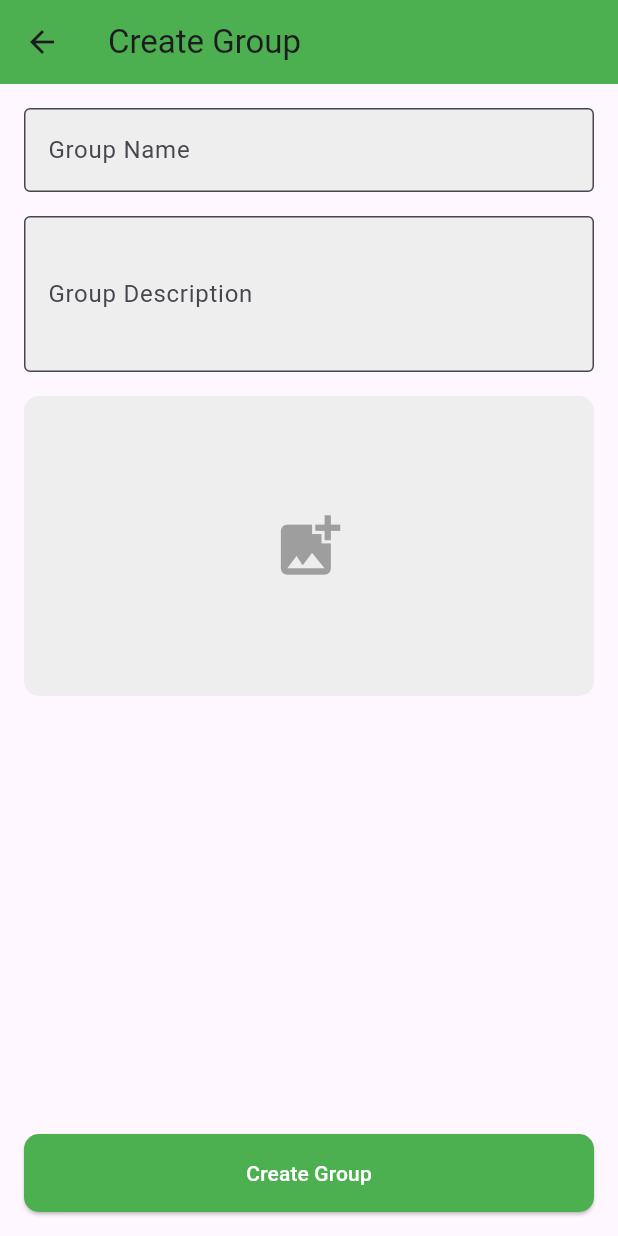
After one commit to tsuna614/se346_project, a Flutter app: the CreateGroupScreen screen opened directly, on a phone screen of 412 x 824 dp. The commit adds this screen. Run offline on Flutter 3.47's test engine with Material 3 defaults, Android fonts, the phone set to English and light mode, and no system bars; our stand-ins replace dio, firebase_auth, firebase_core, flutter_bloc, font_awesome_flutter, image_picker and 1 more; accounts and stored records are empty; network calls fail.

Commit message:
feat(group): adding, searching for group , group tab

```diff
--- a/lib/src/data/types.dart
+++ b/lib/src/data/types.dart
@@ -76,6 +76,8 @@ class PostData {
   final String? sharePostId;
   final DateTime createdAt;
   final DateTime updatedAt;
+  final bool? userIsPoster;
+  final bool? userLiked;
   final bool isEdited;
 
   PostData({
@@ -93,6 +95,8 @@ class PostData {
     required this.createdAt,
     required this.updatedAt,
     this.isEdited = false,
+    this.userIsPoster,
+    this.userLiked,
   });
 
   Future<void> addComment(CommentData comment) async {
--- /dev/null
+++ b/lib/src/widgets/addGroupScreen.dart
@@ -0,0 +1,128 @@
+import 'dart:io';
+import 'package:flutter/material.dart';
+import 'package:image_picker/image_picker.dart';
+import 'package:se346_project/src/api/generalAPI.dart';
+import 'package:se346_project/src/data/types.dart';
+
+class CreateGroupScreen extends StatefulWidget {
+  @override
+  _CreateGroupScreenState createState() => _CreateGroupScreenState();
+}
+
+class _CreateGroupScreenState extends State<CreateGroupScreen> {
+  final TextEditingController _nameController = TextEditingController();
+  final TextEditingController _descriptionController = TextEditingController();
+  bool _isAddingGroup = false;
+  File? _selectedBannerImage;
+
+  void _getBannerImage() async {
+    final ImagePicker _picker = ImagePicker();
+    final XFile? image = await _picker.pickImage(source: ImageSource.gallery);
+    if (image != null) {
+      setState(() {
+        _selectedBannerImage = File(image.path);
+      });
+    }
+  }
+
+  void _createGroup() async {
+    setState(() {
+      _isAddingGroup = true;
+    });
+    final groupname = _nameController.text;
+    final groupDescription = _descriptionController.text;
+    await GeneralAPI()
+        .createGroup(groupname, groupDescription, _selectedBannerImage);
+
+    setState(() {
+      _isAddingGroup = false;
+    });
+    Navigator.pop(context, true);
+  }
+
+  @override
+  Widget build(BuildContext context) {
+    return Scaffold(
+      appBar: AppBar(
+        title: Text('Create Group'),
+        backgroundColor: Colors.green,
+      ),
+      body: Padding(
+        padding: const EdgeInsets.all(16.0),
+        child: Column(
+          crossAxisAlignment: CrossAxisAlignment.stretch,
+          children: [
+            Expanded(
+              child: ListView(
+                children: [
+                  TextField(
+                    controller: _nameController,
+                    decoration: InputDecoration(
+                      labelText: 'Group Name',
+                      border: OutlineInputBorder(),
+                      filled: true,
+                      fillColor: Colors.grey[200],
+                    ),
+                  ),
+                  SizedBox(height: 16.0),
+                  TextField(
+                    controller: _descriptionController,
+                    maxLines: 3,
+                    decoration: InputDecoration(
+                      labelText: 'Group Description',
+                      border: OutlineInputBorder(),
+                      filled: true,
+                      fillColor: Colors.grey[200],
+                    ),
+                  ),
+                  SizedBox(height: 16.0),
+                  GestureDetector(
+                    onTap: _getBannerImage,
+                    child: Container(
+                      height: 200,
+                      decoration: BoxDecoration(
+                        color: Colors.grey[200],
+                        borderRadius: BorderRadius.circular(10),
+                      ),
+                      child: _selectedBannerImage != null
+                          ? Image.file(
+                              _selectedBannerImage!,
+                              fit: BoxFit.cover,
+                            )
+                          : Icon(
+                              Icons.add_photo_alternate,
+                              size: 50,
+                              color: Colors.grey,
+                            ),
+                    ),
+                  ),
+                ],
+              ),
+            ),
+            SizedBox(height: 20),
+            ElevatedButton(
+              onPressed: _createGroup,
+              style: ElevatedButton.styleFrom(
+                padding: EdgeInsets.symmetric(vertical: 16.0),
+                shape: RoundedRectangleBorder(
+                  borderRadius: BorderRadius.circular(10.0),
+                ),
+                backgroundColor: Colors.green,
+              ),
+              child: _isAddingGroup
+                  ? Center(
+                      child: CircularProgressIndicator(
+                        valueColor: AlwaysStoppedAnimation<Color>(Colors.white),
+                      ),
+                    )
+                  : Text(
+                      'Create Group',
+                      style: TextStyle(color: Colors.white),
+                    ),
+            ),
+          ],
+        ),
+      ),
+    );
+  }
+}
```
Also changed, not shown: lib/src/api/generalAPI.dart (+81 -4 lines), lib/src/widgets/groupPage.dart (+11 -2 lines).
